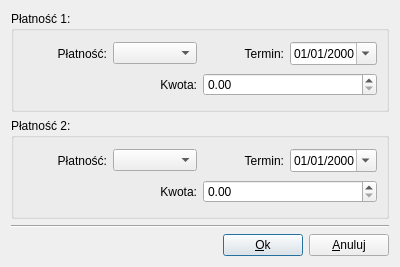
Qt form ui/CustomPaymentDialog.ui (juliagoda/qfaktury) before a commit.
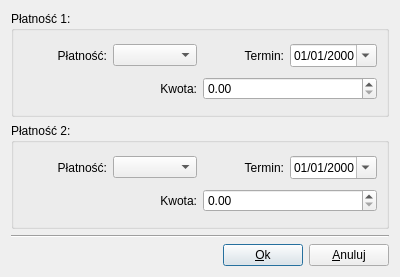
The same form after that commit.

```diff
--- a/ui/CustomPaymentDialog.ui
+++ b/ui/CustomPaymentDialog.ui
@@ -1,12 +1,12 @@
 <ui version="4.0" >
  <class>CustomPaymentDialog</class>
- <widget class="QDialog" name="CustomPaymentDialog" >
-  <property name="geometry" >
+ <widget class="QDialog" name="CustomPaymentDialog">
+  <property name="geometry">
    <rect>
     <x>0</x>
     <y>0</y>
     <width>400</width>
-    <height>267</height>
+    <height>277</height>
    </rect>
   </property>
   <property name="windowTitle" >
```
Left out of the diff: 167 changed lines with no effect on the pictures.
